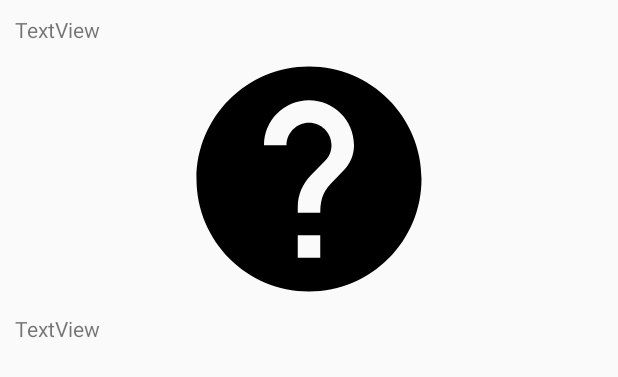
After one commit to MattLack/InstantStore, an Android app: the layout photo_node.xml on its own in the app's theme, with its tools: preview values and no code run, on a phone screen of 412 x 824 dp. The commit adds this screen. Shown: the top 377 px of the screen. Run offline under Robolectric (Android 15) with nearby library versions, the phone set to English and light mode, and no system bars.

Commit message:
Craido o photo_node, e modificado o conf_node

```diff
--- /dev/null
+++ b/app/src/main/res/layout/photo_node.xml
@@ -0,0 +1,34 @@
+<?xml version="1.0" encoding="utf-8"?>
+<android.support.constraint.ConstraintLayout
+        xmlns:android="http://schemas.android.com/apk/res/android"
+        xmlns:app="http://schemas.android.com/apk/res-auto" xmlns:tools="http://schemas.android.com/tools"
+        android:layout_width="match_parent"
+        android:layout_height="match_parent">
+
+    <LinearLayout
+
+            android:layout_width="match_parent"
+            android:layout_height="wrap_content"
+            android:layout_margin="10dp"
+            android:orientation="vertical"
+            app:layout_constraintStart_toStartOf="parent"
+            android:layout_marginStart="8dp" app:layout_constraintEnd_toEndOf="parent" android:layout_marginEnd="8dp"
+            app:layout_constraintHorizontal_bias="1.0" android:layout_marginTop="8dp"
+            app:layout_constraintTop_toTopOf="parent">
+
+        <TextView
+                android:text="TextView"
+                android:layout_width="match_parent"
+                android:layout_height="wrap_content" android:id="@+id/textView6"/>
+        <ImageView
+                android:layout_width="match_parent"
+                android:layout_height="180dp" app:srcCompat="@drawable/ic_about" tools:layout_editor_absoluteY="102dp"
+                tools:layout_editor_absoluteX="43dp" android:id="@+id/imageView"/>
+        <TextView
+                android:text="TextView"
+                android:layout_width="match_parent"
+                android:layout_height="80dp" tools:layout_editor_absoluteY="284dp"
+                tools:layout_editor_absoluteX="43dp" android:id="@+id/textView3"/>
+    </LinearLayout>
+
+</android.support.constraint.ConstraintLayout>
```
Also changed, not shown: app/src/main/res/layout/conf_node.xml (+0 -7 lines), app/src/main/res/layout/fragment_conf.xml (+8 -4 lines).
